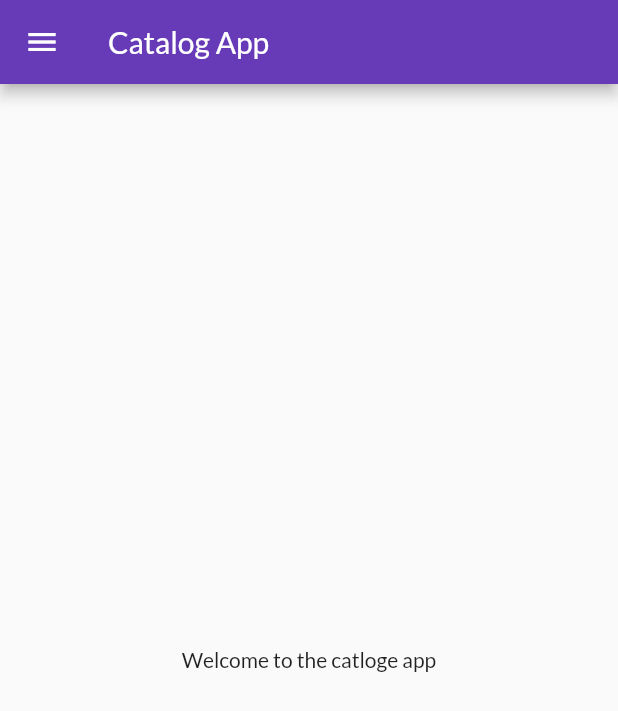
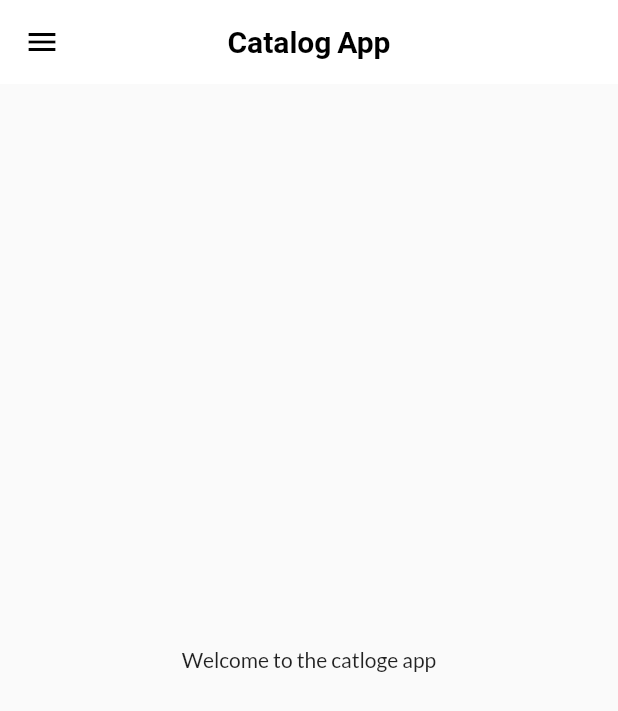
Before and after one commit to Sikandar897/Food_App_UI, a Flutter app: the screen it shows after launch, on a phone screen of 412 x 824 dp. Shown: the top 711 px of the screen. Run offline on Flutter 3.47's test engine with Material 2 defaults, Android fonts, the phone set to English and light mode, and no system bars; our stand-ins replace google_fonts.

Commit message:
themes extracted

```diff
--- a/lib/main.dart
+++ b/lib/main.dart
@@ -3,7 +3,7 @@ import 'package:flutter_application_1/Utility/routes.dart';
 import 'package:flutter_application_1/pages/home_page.dart';
 // import 'package:flutter_application_1/pages/home_page.dart';
 import 'package:flutter_application_1/pages/login_page.dart';
-import 'package:google_fonts/google_fonts.dart';
+import 'package:flutter_application_1/widgets/themes.dart';
 
 void main() {
   runApp(const MyApp());
@@ -17,11 +17,8 @@ class MyApp extends StatelessWidget {
     return MaterialApp(
       debugShowCheckedModeBanner: false,
       themeMode: ThemeMode.light,
-      theme: ThemeData(
-        primarySwatch: Colors.deepPurple,
-        fontFamily: GoogleFonts.lato().fontFamily,
-      ),
-      darkTheme: ThemeData(brightness: Brightness.dark),
+      theme: MyTheme.lightTheme(context),
+      darkTheme: MyTheme.darkTheme(context),
       initialRoute: MyRoutes.homeRoute,
       routes: {
         "/": (context) => const LoginPage(),
--- a/lib/pages/home_page.dart
+++ b/lib/pages/home_page.dart
@@ -9,6 +9,7 @@ class HomePage extends StatelessWidget {
     return Scaffold(
       appBar: AppBar(
         title: const Text("Catalog App"),
+        centerTitle: true,
       ),
       body: const Center(
         child: Text("Welcome to the catloge app"),
--- /dev/null
+++ b/lib/widgets/themes.dart
@@ -0,0 +1,18 @@
+import 'package:flutter/material.dart';
+import 'package:google_fonts/google_fonts.dart';
+
+class MyTheme {
+  static ThemeData lightTheme(BuildContext context) => ThemeData(
+      primarySwatch: Colors.deepPurple,
+      fontFamily: GoogleFonts.lato().fontFamily,
+      appBarTheme: const AppBarTheme(
+          centerTitle: true,
+          color: Colors.white,
+          elevation: 0.0,
+          iconTheme: IconThemeData(color: Colors.black),
+          titleTextStyle: TextStyle(
+              color: Colors.black, fontWeight: FontWeight.bold, fontSize: 20)));
+
+  static ThemeData darkTheme(BuildContext context) =>
+      ThemeData(brightness: Brightness.dark);
+}
```
